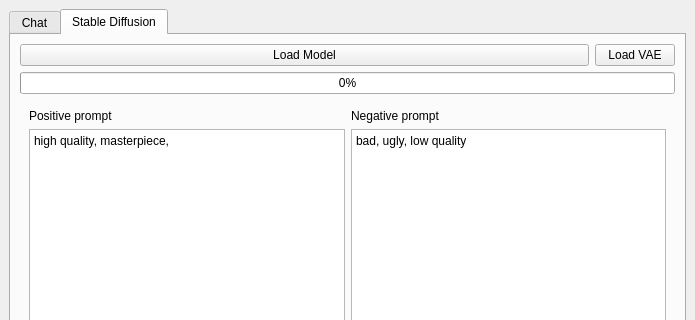
This is AIOneQTWidgets/mainwindow.ui in Iemand005/Singularity as Qt 5 draws it before an edit; both pictures show x 0 to 695 and y 0 to 320 of the 695 by 1066 pixel window. The edited form follows.
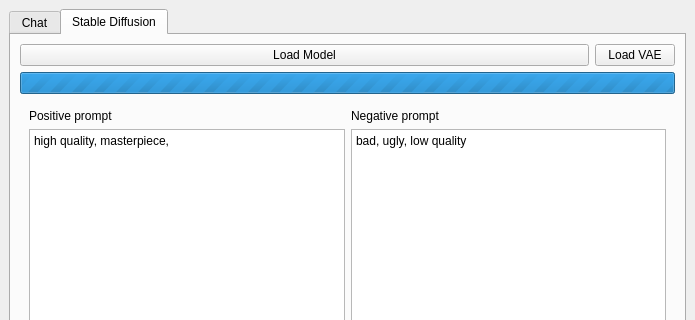
This is the edited form.

Commit message: Better async

Patch:
```diff
--- a/AIOneQTWidgets/mainwindow.ui
+++ b/AIOneQTWidgets/mainwindow.ui
@@ -265,10 +265,19 @@
          </layout>
         </item>
         <item>
-         <widget class="QProgressBar" name="progressBar">
+         <widget class="QProgressBar" name="sdmLoadProgressBar">
+          <property name="minimum">
+           <number>0</number>
+          </property>
+          <property name="maximum">
+           <number>0</number>
+          </property>
           <property name="value">
            <number>0</number>
           </property>
+          <property name="invertedAppearance">
+           <bool>false</bool>
+          </property>
          </widget>
         </item>
         <item>
```
The commit also changes 2 other files.
